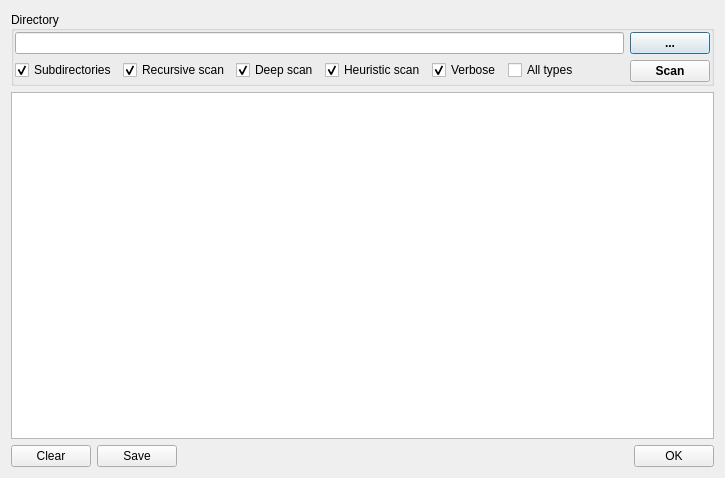
First picture: the form in dialognfdscandirectory.ui, repository horsicq/nfd_widget, before the edit.
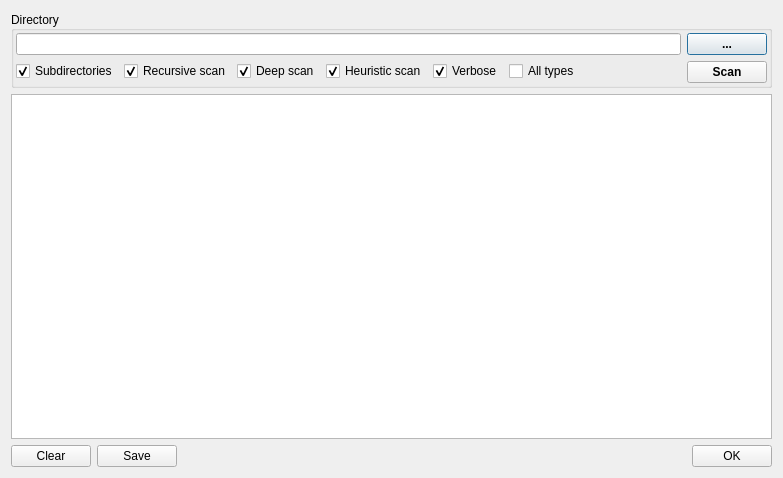
Second picture: the form after the edit.

Diff of the .ui file:
```diff
--- a/dialognfdscandirectory.ui
+++ b/dialognfdscandirectory.ui
@@ -9,7 +9,7 @@
    <rect>
     <x>0</x>
     <y>0</y>
-    <width>725</width>
+    <width>783</width>
     <height>478</height>
    </rect>
   </property>
@@ -30,16 +30,16 @@
      </property>
      <layout class="QHBoxLayout" name="horizontalLayout_2">
       <property name="leftMargin">
-       <number>1</number>
+       <number>2</number>
       </property>
       <property name="topMargin">
-       <number>1</number>
+       <number>2</number>
       </property>
       <property name="rightMargin">
-       <number>1</number>
+       <number>2</number>
       </property>
       <property name="bottomMargin">
-       <number>1</number>
+       <number>2</number>
       </property>
       <item>
        <layout class="QVBoxLayout" name="verticalLayout_3">
```
